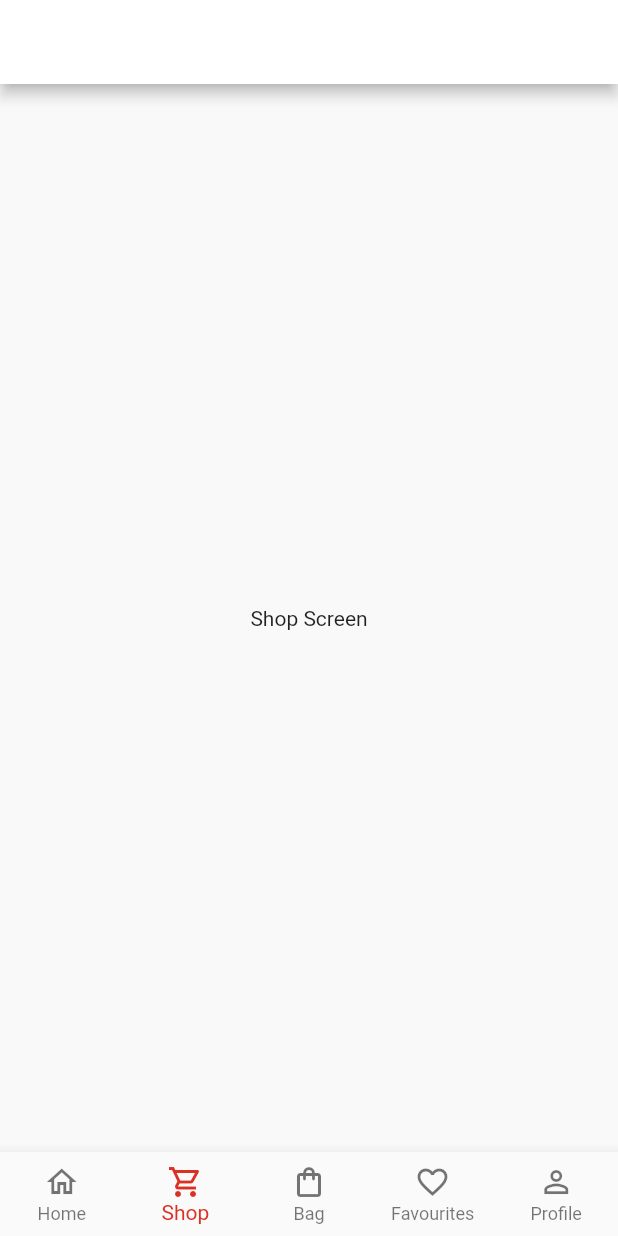
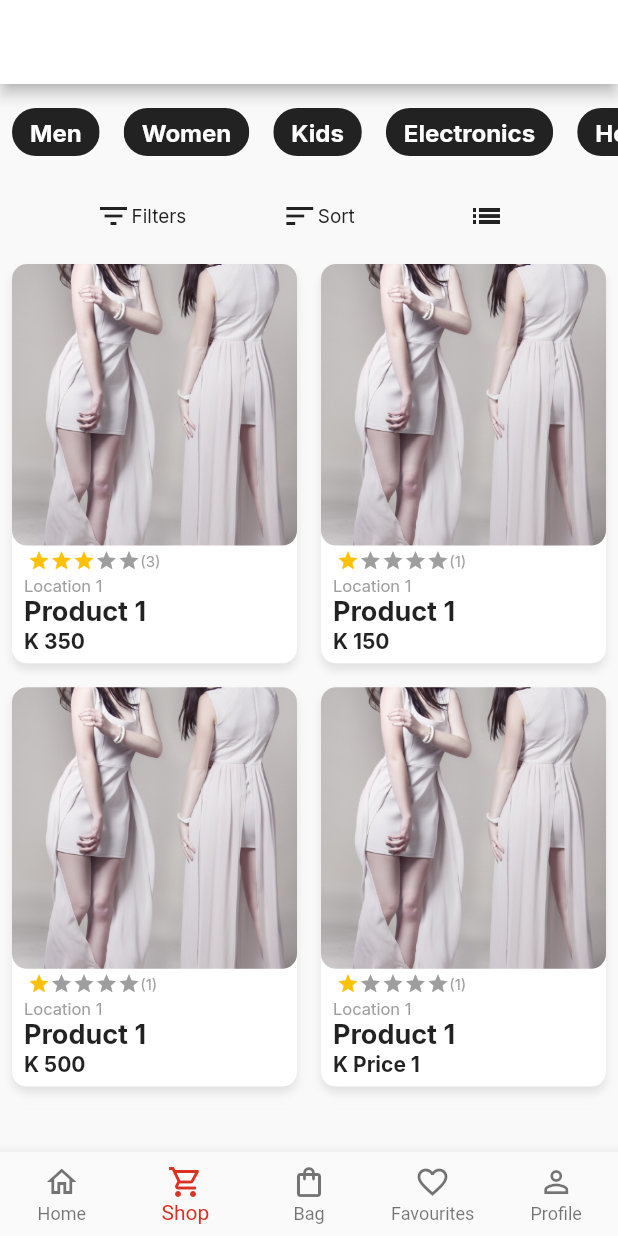
Before and after one commit to FestusMulosa/TapNgeT, a Flutter app: the screen it shows after launch, item 2 of the bottom bar chosen, on a phone screen of 412 x 824 dp. Run offline on Flutter 3.47's test engine with Material 2 defaults, Android fonts, the phone set to English and light mode, and no system bars; drawn by our look-alikes of flutter_rating_bar; our stand-ins replace google_fonts.

Commit message:
shop screen almost completed

```diff
--- a/lib/constants/colors.dart
+++ b/lib/constants/colors.dart
@@ -6,4 +6,6 @@ class AppColors {
   static const Color productTextColor = Color.fromRGBO(80, 80, 80, 1);
   static const Color priceTextColor = Color.fromRGBO(255, 0, 0, 1);
   static const Color boxShadow = Color.fromRGBO(0, 0, 0, 0.25);
+  static const Color filterColor = Color.fromRGBO(34, 34, 34, 1);
+  static const Color productDisplaySceondaryColor = Colors.grey;
 }
--- a/lib/screens/controlScreen.dart
+++ b/lib/screens/controlScreen.dart
@@ -25,7 +25,7 @@ class _ControlScreenState extends State<ControlScreen> {
 
   final List<Widget> _screens = [
     const HomeScreen(),
-    const ShopScreen(),
+    ShopScreen(),
     const BagScreen(),
     const FavouriteScreen(),
     const ProfileScreen(),
--- a/lib/screens/shopScreen.dart
+++ b/lib/screens/shopScreen.dart
@@ -1,19 +1,136 @@
 // ignore_for_file: file_names
 
 import 'package:flutter/material.dart';
+import 'package:google_fonts/google_fonts.dart';
+import 'package:tapnget/constants/colors.dart';
+import 'package:tapnget/constants/dimentions.dart';
+import 'package:tapnget/models/dummydata/dummydata.dart';
+import 'package:tapnget/widgets/productGridView.dart';
+
+import '../models/dummydata/dummyProducts.dart';
+import '../widgets/productListview.dart';
 
 class ShopScreen extends StatefulWidget {
-  const ShopScreen({super.key});
+  ShopScreen({super.key});
 
   @override
   State<ShopScreen> createState() => _ShopScreenState();
 }
 
 class _ShopScreenState extends State<ShopScreen> {
+  bool isGrid = true;
+
   @override
   Widget build(BuildContext context) {
-    return const Center(
-      child: Text('Shop Screen'),
+    return Column(
+      children: [
+        SingleChildScrollView(
+          scrollDirection: Axis.horizontal,
+          child: Row(
+            children: dummyCategoryData
+                .map(
+                  (filters) => Padding(
+                    padding: const EdgeInsets.all(8.0),
+                    child: FilterChip(
+                      label: Text(filters.categoryName,
+                          style: GoogleFonts.inter(
+                            fontWeight: FontWeight.bold,
+                            fontSize: Fonts.fontSize(context, 14),
+                            color: Colors.white,
+                          )),
+                      onSelected: (selected) {},
+                      backgroundColor: AppColors.filterColor,
+                    ),
+                  ),
+                )
+                .toList(),
+          ),
+        ),
+        Row(
+          mainAxisAlignment: MainAxisAlignment.spaceEvenly,
+          children: [
+            Container(
+              child: Row(
+                children: [
+                  Icon(Icons.filter_list, color: AppColors.filterColor),
+                  Text('Filters',
+                      style: GoogleFonts.inter(
+                        fontSize: Fonts.fontSize(context, 11),
+                        color: AppColors.filterColor,
+                      )),
+                ],
+              ),
+            ),
+            Container(
+              child: Row(
+                children: [
+                  Icon(Icons.sort_outlined, color: AppColors.filterColor),
+                  Text('Sort',
+                      style: GoogleFonts.inter(
+                        fontSize: Fonts.fontSize(context, 11),
+                        color: AppColors.filterColor,
+                      )),
+                ],
+              ),
+            ),
+            isGrid
+                ? IconButton(
+                    onPressed: () {
+                      setState(() {
+                        isGrid = false;
+                      });
+                    },
+                    icon: const Icon(Icons.list_sharp,
+                        color: AppColors.filterColor))
+                : IconButton(
+                    onPressed: () {
+                      setState(() {
+                        isGrid = true;
+                      });
+                    },
+                    icon: const Icon(Icons.grid_view_outlined,
+                        color: AppColors.filterColor))
+          ],
+        ),
+        isGrid
+            ? SizedBox(
+                height: Dimentions.containerHeight(context, 500),
+                child: GridView.builder(
+                    gridDelegate:
+                        const SliverGridDelegateWithFixedCrossAxisCount(
+                      crossAxisCount: 2,
+                      childAspectRatio: 0.73,
+                    ),
+                    itemCount: dummyProducts.length,
+                    itemBuilder: (BuildContext context, int index) {
+                      return dummyProducts
+                          .map((products) => ProductGridview(
+                                previewImage: products.previewImage,
+                                productName: products.productName,
+                                productPrice: products.productPrice,
+                                productRating: products.productRating,
+                                productLocation: products.productLocation,
+                              ))
+                          .toList()[index];
+                    }),
+              )
+            : SizedBox(
+                height: Dimentions.containerHeight(context, 500),
+                child: ListView.builder(
+                    itemCount: dummyProducts.length,
+                    itemBuilder: (BuildContext context, int index) {
+                      return dummyProducts
+                          .map((products) => ProductListview(
+                                previewImage: products.previewImage,
+                                productName: products.productName,
+                                productPrice: products.productPrice,
+                                productRating: products.productRating,
+                                productLocation: products.productLocation,
+                              ))
+                          .toList()[index];
+                    }),
+              )
+      ],
     );
   }
 }
--- /dev/null
+++ b/lib/widgets/productGridView.dart
@@ -0,0 +1,112 @@
+import 'package:flutter/material.dart';
+import 'package:flutter_rating_bar/flutter_rating_bar.dart';
+import 'package:google_fonts/google_fonts.dart';
+import 'package:tapnget/constants/colors.dart';
+
+import 'package:tapnget/constants/dimentions.dart';
+
+class ProductGridview extends StatelessWidget {
+  String previewImage;
+  String productName;
+  String productPrice;
+  String productLocation;
+  int productRating;
+
+  ProductGridview({
+    Key? key,
+    required this.previewImage,
+    required this.productName,
+    required this.productPrice,
+    required this.productLocation,
+    required this.productRating,
+  }) : super(key: key);
+
+  @override
+  Widget build(BuildContext context) {
+    return Padding(
+      padding: const EdgeInsets.all(8.0),
+      child: Container(
+        height: Dimentions.containerHeight(context, 260),
+        width: Dimentions.containerWidth(context, 164),
+        decoration: BoxDecoration(
+          color: Colors.white,
+          borderRadius: BorderRadius.circular(10),
+          boxShadow: [
+            BoxShadow(
+              color: Colors.grey.withOpacity(0.25),
+              spreadRadius: 0,
+              blurRadius: 4,
+              offset: const Offset(0, 4), // changes position of shadow
+            ),
+          ],
+        ),
+        child: Column(
+          crossAxisAlignment: CrossAxisAlignment.start,
+          children: [
+            ClipRRect(
+              borderRadius: BorderRadius.circular(10),
+              child: Image.asset(
+                previewImage,
+                height: Dimentions.containerHeight(context, 164),
+                width: Dimentions.containerWidth(context, 184),
+                fit: BoxFit.cover,
+              ),
+            ),
+            Padding(
+              padding: const EdgeInsets.only(left: 8.0),
+              child: Column(
+                crossAxisAlignment: CrossAxisAlignment.start,
+                children: [
+                  Padding(
+                    padding: const EdgeInsets.all(2.5),
+                    child: Row(
+                      mainAxisAlignment: MainAxisAlignment.start,
+                      children: [
+                        RatingBarIndicator(
+                          rating: productRating.toDouble(),
+                          itemBuilder: (context, index) => const Icon(
+                            Icons.star,
+                            color: Colors.amber,
+                          ),
+                          itemCount: 5,
+                          itemSize: 15,
+                          direction: Axis.horizontal,
+                        ),
+                        Text('($productRating)',
+                            style: GoogleFonts.inter(
+                              fontSize: 10,
+                              color: AppColors.productDisplaySceondaryColor,
+                            )),
+                      ],
+                    ),
+                  ),
+                  Text(
+                    productLocation,
+                    style: GoogleFonts.inter(
+                      fontSize: 11,
+                      color: AppColors.productDisplaySceondaryColor,
+                    ),
+                  ),
+                  Text(
+                    productName,
+                    style: GoogleFonts.inter(
+                      fontSize: 18,
+                      fontWeight: FontWeight.bold,
+                    ),
+                  ),
+                  Text(
+                    'K $productPrice',
+                    style: GoogleFonts.inter(
+                      fontSize: 14,
+                      fontWeight: FontWeight.bold,
+                    ),
+                  ),
+                ],
+              ),
+            ),
+          ],
+        ),
+      ),
+    );
+  }
+}
```
Also changed, not shown: lib/widgets/productListview.dart (added, +117 -0 lines).
